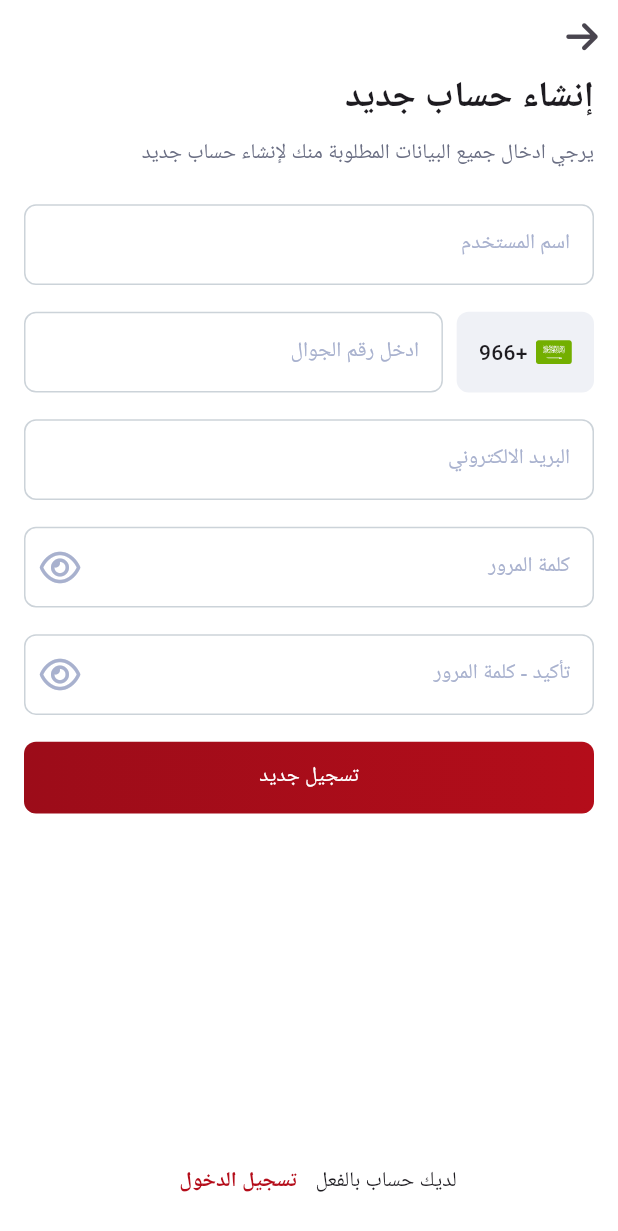
After one commit to AhmedNasserZakii/Auro-MVVM, a Flutter app: the SignUpView screen opened by its route, on a phone screen of 412 x 824 dp. The commit adds this screen. Shown: the top 1231 px of the screen. Run offline on Flutter 3.47's test engine with Material 3 defaults, Android fonts, the light colour scheme and no system bars; our stand-ins replace flutter_screenutil, flutter_svg, font_awesome_flutter, go_router, google_fonts, smooth_page_indicator.

Commit message:
signUp view done

```diff
--- /dev/null
+++ b/lib/Featured/auth/presentation/views/sign_up_view.dart
@@ -0,0 +1,15 @@
+import 'package:flutter/material.dart';
+
+import 'widgets/sign_up_view_body.dart';
+
+class SignUpView extends StatelessWidget {
+  const SignUpView({super.key});
+
+  @override
+  Widget build(BuildContext context) {
+    return const Scaffold(
+      resizeToAvoidBottomInset: true,
+      body: SignUpViewBody(),
+    );
+  }
+}
--- a/lib/Featured/auth/presentation/views/widgets/registration_section_buttom_sign_in_view.dart
+++ b/lib/Featured/auth/presentation/views/widgets/buttom_screen_row_section.dart
@@ -3,11 +3,16 @@ import 'package:flutter_screenutil/flutter_screenutil.dart';
 
 import '../../../../../constant.dart';
 import '../../../../../core/utils/styles.dart';
-import '../../../../../generated/l10n.dart';
 
-class RegistrationSectionButtomsSignInview extends StatelessWidget {
-  const RegistrationSectionButtomsSignInview({super.key});
-
+class ButtomScreenRowSection extends StatelessWidget {
+  const ButtomScreenRowSection(
+      {super.key,
+      required this.textTitle,
+      required this.buttomTitle,
+      required this.onPressed});
+  final String textTitle;
+  final String buttomTitle;
+  final void Function() onPressed;
   @override
   Widget build(BuildContext context) {
     return Column(
@@ -16,12 +21,12 @@ class RegistrationSectionButtomsSignInview extends StatelessWidget {
           mainAxisAlignment: MainAxisAlignment.center,
           children: [
             Text(
-              S.of(context).dontHaveAccount,
+              textTitle,
             ),
             TextButton(
-              onPressed: () {},
+              onPressed: onPressed,
               child: Text(
-                S.of(context).registerNow,
+                buttomTitle,
                 style: Styles.textStyle14.copyWith(
                   color: kMainColor,
                   fontWeight: FontWeight.w600,
--- /dev/null
+++ b/lib/Featured/auth/presentation/views/widgets/custom_appbar_sign_up_view.dart
@@ -0,0 +1,33 @@
+import 'package:flutter/material.dart';
+import 'package:font_awesome_flutter/font_awesome_flutter.dart';
+import 'package:go_router/go_router.dart';
+
+import '../../../../../core/functions/is_arabic.dart';
+
+class CustomAppBarSignUpView extends StatelessWidget {
+  const CustomAppBarSignUpView({
+    super.key,
+  });
+
+  @override
+  Widget build(BuildContext context) {
+    return SafeArea(
+      child: Row(
+        children: [
+          IconButton(
+            onPressed: () {
+              GoRouter.of(context).pop();
+            },
+            icon: isArabic()
+                ? const Icon(
+                    FontAwesomeIcons.arrowRight,
+                  )
+                : const Icon(
+                    FontAwesomeIcons.arrowLeft,
+                  ),
+          ),
+        ],
+      ),
+    );
+  }
+}
--- a/lib/Featured/auth/presentation/views/widgets/custom_text_field.dart
+++ b/lib/Featured/auth/presentation/views/widgets/custom_text_field.dart
@@ -1,4 +1,5 @@
 import 'package:flutter/material.dart';
+import 'package:flutter_screenutil/flutter_screenutil.dart';
 
 import '../../../../../constant.dart';
 import '../../../../../core/utils/styles.dart';
@@ -16,6 +17,8 @@ class CustomTextField extends StatelessWidget {
   @override
   Widget build(BuildContext context) {
     return Expanded(
+      child: SizedBox(
+        height: 45.h,
         child: TextField(
           decoration: InputDecoration(
             border: const OutlineInputBorder(
@@ -52,6 +55,7 @@ class CustomTextField extends StatelessWidget {
           ),
           obscureText: obScure == null ? false : obScure!,
         ),
+      ),
     );
   }
 }
--- /dev/null
+++ b/lib/Featured/auth/presentation/views/widgets/enter_phone_number_section.dart
@@ -0,0 +1,25 @@
+import 'package:flutter/material.dart';
+import 'package:flutter_screenutil/flutter_screenutil.dart';
+
+import '../../../../../generated/l10n.dart';
+import 'custom_text_field.dart';
+import 'package:auro_v2/Featured/auth/presentation/views/widgets/custom_select_contry_code.dart';
+
+class EnterPhoneNumberSection extends StatelessWidget {
+  const EnterPhoneNumberSection({
+    super.key,
+  });
+
+  @override
+  Widget build(BuildContext context) {
+    return Row(
+      children: [
+        const CustomSelectContryCode(),
+        SizedBox(width: 8.w),
+        CustomTextField(
+          title: S.of(context).enterPhoneNumber,
+        ),
+      ],
+    );
+  }
+}
--- a/lib/Featured/auth/presentation/views/widgets/on_tapped_icon_text_field.dart
+++ b/lib/Featured/auth/presentation/views/widgets/on_tapped_icon_text_field.dart
@@ -7,8 +7,9 @@ import 'custom_text_field.dart';
 class OnTappedIconTextField extends StatefulWidget {
   const OnTappedIconTextField({
     super.key,
+    this.title,
   });
-
+  final String? title;
   @override
   State<OnTappedIconTextField> createState() => _OnTappedIconTextFieldState();
 }
@@ -33,7 +34,7 @@ class _OnTappedIconTextFieldState extends State<OnTappedIconTextField> {
     return Row(
       children: [
         CustomTextField(
-          title: S.of(context).password,
+          title: widget.title == null ? S.of(context).password : widget.title!,
           suffixIcon: GestureDetector(
             onTap: _toggleIcon,
             child: suffixIcon,
--- a/lib/Featured/auth/presentation/views/widgets/phone_and_password_section_sign_in_view.dart
+++ b/lib/Featured/auth/presentation/views/widgets/phone_and_password_section_sign_in_view.dart
@@ -4,8 +4,8 @@ import 'package:flutter_screenutil/flutter_screenutil.dart';
 import '../../../../../constant.dart';
 import '../../../../../core/utils/styles.dart';
 import '../../../../../generated/l10n.dart';
-import 'custom_select_contry_code.dart';
-import 'custom_text_field.dart';
+
+import 'enter_phone_number_section.dart';
 import 'on_tapped_icon_text_field.dart';
 
 class PhoneAndPasswordSectionSignInView extends StatelessWidget {
@@ -15,15 +15,7 @@ class PhoneAndPasswordSectionSignInView extends StatelessWidget {
   Widget build(BuildContext context) {
     return Column(
       children: [
-        Row(
-          children: [
-            const CustomSelectContryCode(),
-            SizedBox(width: 8.w),
-            CustomTextField(
-              title: S.of(context).enterPhoneNumber,
-            ),
-          ],
-        ),
+        const EnterPhoneNumberSection(),
         SizedBox(height: 14.h),
         const OnTappedIconTextField(),
         Align(
--- /dev/null
+++ b/lib/Featured/auth/presentation/views/widgets/registration_info_section.dart
@@ -0,0 +1,42 @@
+import 'package:flutter/material.dart';
+import 'package:flutter_screenutil/flutter_screenutil.dart';
+
+import '../../../../../generated/l10n.dart';
+import 'custom_text_field.dart';
+import 'enter_phone_number_section.dart';
+import 'on_tapped_icon_text_field.dart';
+
+class RegistrationInfoSection extends StatelessWidget {
+  const RegistrationInfoSection({super.key});
+
+  @override
+  Widget build(BuildContext context) {
+    return Column(
+      children: [
+        Row(
+          children: [
+            CustomTextField(
+              title: S.of(context).userName,
+            ),
+          ],
+        ),
+        SizedBox(height: 15.h),
+        const EnterPhoneNumberSection(),
+        SizedBox(height: 15.h),
+        Row(
+          children: [
+            CustomTextField(
+              title: S.of(context).emailAddress,
+            ),
+          ],
+        ),
+        SizedBox(height: 15.h),
+        const OnTappedIconTextField(),
+        SizedBox(height: 15.h),
+        OnTappedIconTextField(
+          title: S.of(context).passwordConfirmation,
+        ),
+      ],
+    );
+  }
+}
--- a/lib/Featured/auth/presentation/views/widgets/sign_in_view_body.dart
+++ b/lib/Featured/auth/presentation/views/widgets/sign_in_view_body.dart
@@ -2,14 +2,16 @@ import 'package:auro_v2/core/widgets/custom_elevated_button.dart';
 import 'package:flutter/material.dart';
 
 import 'package:flutter_screenutil/flutter_screenutil.dart';
+import 'package:go_router/go_router.dart';
 
+import '../../../../../core/utils/app_router.dart';
 import '../../../../../core/widgets/custom_boxdecoration_from_buttom.dart';
 import '../../../../../generated/l10n.dart';
 
 import 'logo_section_signin_view.dart';
 
 import 'phone_and_password_section_sign_in_view.dart';
-import 'registration_section_buttom_sign_in_view.dart';
+import 'buttom_screen_row_section.dart';
 import 'text_section_signin_view.dart';
 
 class SignInViewBody extends StatelessWidget {
@@ -45,7 +47,13 @@ class SignInViewBody extends StatelessWidget {
                             height: 60.h,
                           ),
                         ),
-                        const RegistrationSectionButtomsSignInview(),
+                        ButtomScreenRowSection(
+                          textTitle: S.of(context).dontHaveAccount,
+                          buttomTitle: S.of(context).registerNow,
+                          onPressed: () {
+                            GoRouter.of(context).push(AppRouter.kSignUpView);
+                          },
+                        ),
                       ],
                     ),
                   ),
--- /dev/null
+++ b/lib/Featured/auth/presentation/views/widgets/sign_up_view_body.dart
@@ -0,0 +1,63 @@
+import 'package:auro_v2/Featured/auth/presentation/views/widgets/buttom_screen_row_section.dart';
+import 'package:auro_v2/core/widgets/custom_elevated_button.dart';
+import 'package:flutter/material.dart';
+import 'package:flutter_screenutil/flutter_screenutil.dart';
+import 'package:go_router/go_router.dart';
+
+import 'custom_appbar_sign_up_view.dart';
+import 'package:auro_v2/constant.dart';
+import 'package:auro_v2/core/utils/styles.dart';
+import 'package:auro_v2/generated/l10n.dart';
+import 'registration_info_section.dart';
+
+class SignUpViewBody extends StatelessWidget {
+  const SignUpViewBody({super.key});
+
+  @override
+  Widget build(BuildContext context) {
+    return CustomScrollView(
+      slivers: [
+        const SliverToBoxAdapter(
+          child: CustomAppBarSignUpView(),
+        ),
+        SliverFillRemaining(
+          hasScrollBody: false,
+          child: Padding(
+            padding: const EdgeInsets.symmetric(horizontal: 16),
+            child: Column(
+              crossAxisAlignment: CrossAxisAlignment.start,
+              children: [
+                Text(
+                  S.of(context).createNewAccount,
+                  style: Styles.textStyle24,
+                ),
+                SizedBox(height: 8.h),
+                Text(
+                  S.of(context).enterAlldataRegistiration,
+                  style: Styles.textStyle14.copyWith(
+                    color: kSeconderyColor,
+                  ),
+                ),
+                SizedBox(height: 19.h),
+                const RegistrationInfoSection(),
+                SizedBox(height: 15.h),
+                CustomElevatedButton(
+                  title: S.of(context).newAccount,
+                  onPressed: () {},
+                ),
+                Expanded(child: SizedBox(height: 150.h)),
+                ButtomScreenRowSection(
+                  textTitle: S.of(context).alreadyHaveAccount,
+                  buttomTitle: S.of(context).signIn,
+                  onPressed: () {
+                    GoRouter.of(context).pop();
+                  },
+                ),
+              ],
+            ),
+          ),
+        ),
+      ],
+    );
+  }
+}
--- a/lib/core/utils/app_router.dart
+++ b/lib/core/utils/app_router.dart
@@ -3,12 +3,14 @@ import 'package:auro_v2/Featured/splash/presentation/views/onboarding_view.dart'
 import 'package:auro_v2/Featured/splash/presentation/views/select_region_view.dart';
 import 'package:go_router/go_router.dart';
 
+import '../../Featured/auth/presentation/views/sign_up_view.dart';
 import '../../Featured/splash/presentation/views/splash_view.dart';
 
 abstract class AppRouter {
   static const kSelectRegionView = '/selectRegionView';
   static const kOnboardingView = '/onBoardingView';
   static const kSignInView = '/signInView';
+  static const kSignUpView = '/signUpView';
   static final GoRouter router = GoRouter(routes: [
     GoRoute(
       path: '/',
@@ -26,5 +28,9 @@ abstract class AppRouter {
       path: kSignInView,
       builder: (context, state) => const SignInView(),
     ),
+    GoRoute(
+      path: kSignUpView,
+      builder: (context, state) => const SignUpView(),
+    ),
   ]);
 }
--- a/lib/l10n/intl_ar.arb
+++ b/lib/l10n/intl_ar.arb
@@ -14,6 +14,13 @@
     "forgetPassword": "نسيت كلمة السر؟",
     "signIn": "تسجيل الدخول",
     "dontHaveAccount": "ليس لديك حساب؟",
-    "registerNow": "تسجيل الآن"
+    "registerNow": "تسجيل الآن",
+    "createNewAccount": "إنشاء حساب جديد",
+    "enterAlldataRegistiration":"يرجي ادخال جميع البيانات المطلوبة منك لإنشاء حساب جديد",
+    "userName":"اسم المستخدم",
+    "emailAddress":"البريد الالكتروني",
+    "passwordConfirmation":"تأكيد - كلمة المرور",
+    "newAccount":"تسجيل جديد",
+    "alreadyHaveAccount" : "لديك حساب بالفعل"
 
 }
--- a/lib/l10n/intl_en.arb
+++ b/lib/l10n/intl_en.arb
@@ -14,7 +14,14 @@
     "forgetPassword": "Forget Password ?",
     "signIn": "Sign In",
     "dontHaveAccount": "Dont have an account?",
-    "registerNow" : "Register Now"
+    "registerNow" : "Register Now",
+    "createNewAccount" : "Create New Account",
+    "enterAlldataRegistiration" : "Please enter all the required information to create a new account",
+    "userName": "User Name",
+    "emailAddress":"Email Address",
+    "passwordConfirmation":"Password Confirmation",
+    "newAccount":"New Register",
+    "alreadyHaveAccount" : "Already have an account"
 
 
 }
--- a/lib/main.dart
+++ b/lib/main.dart
@@ -31,6 +31,7 @@ class MyApp extends StatelessWidget {
           routerConfig: AppRouter.router,
           title: 'auro',
           theme: ThemeData(
+            scaffoldBackgroundColor: Colors.white,
             textTheme: GoogleFonts.ibmPlexSansArabicTextTheme(),
           ),
         );
```
Also changed, not shown: lib/generated/intl/messages_ar.dart, lib/generated/intl/messages_en.dart, lib/generated/l10n.dart. Lines whose indentation alone changed are shown as unchanged.
